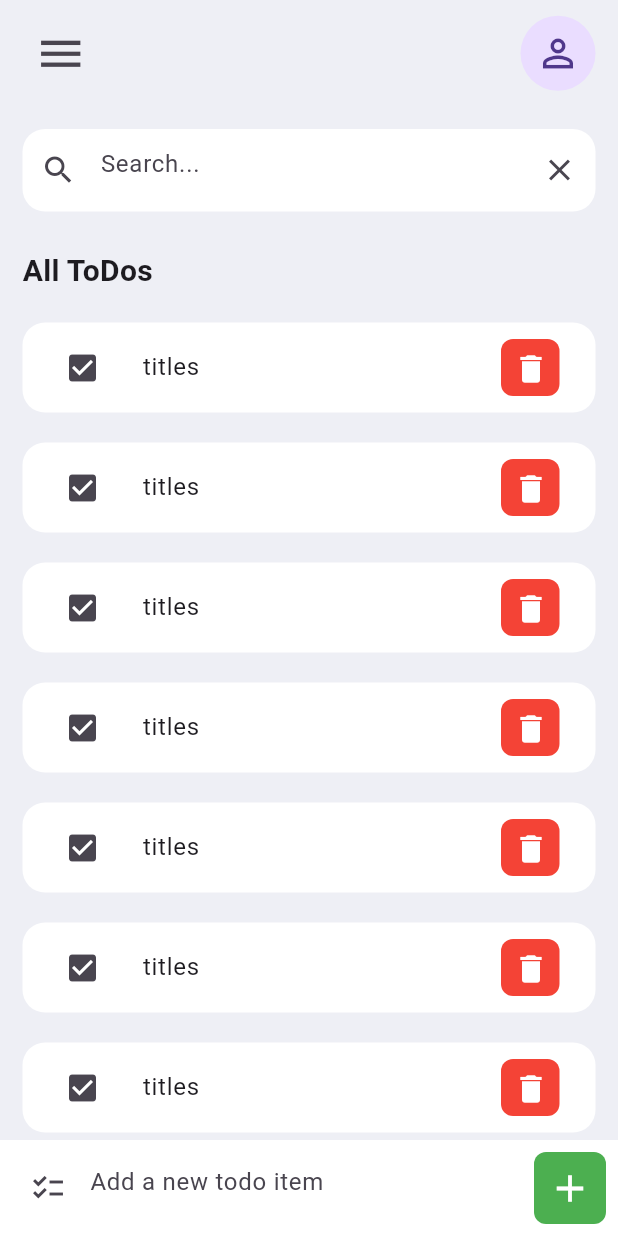
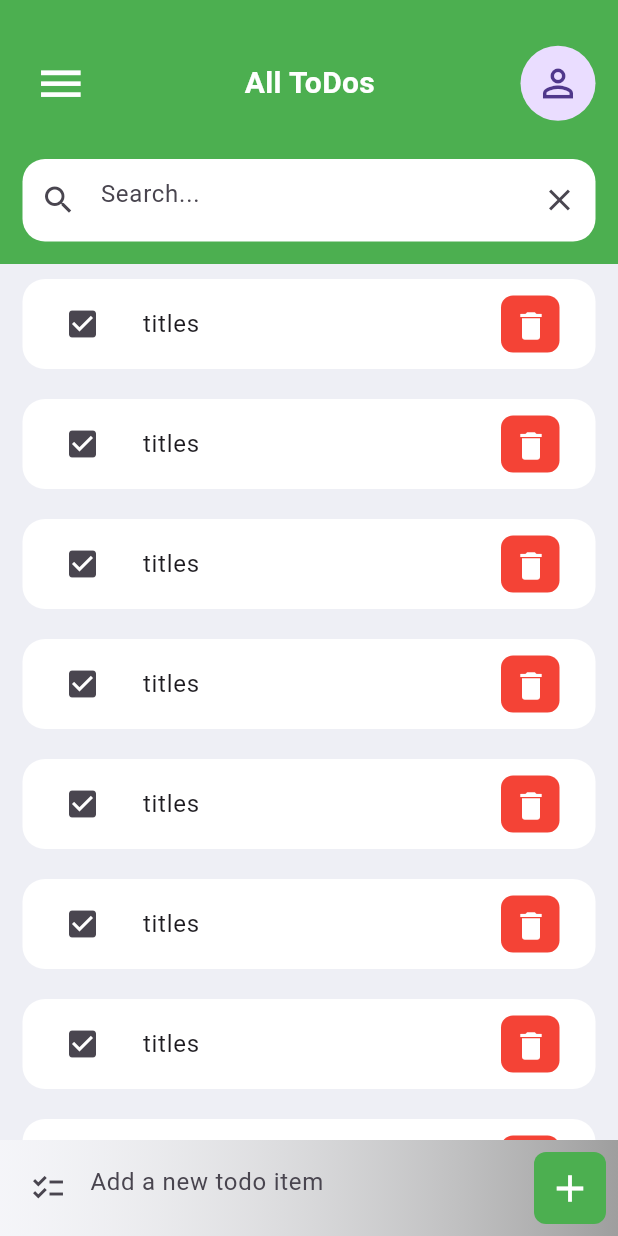
Before and after one commit to safvansafvan/Todo-app, a Flutter app: the screen it shows after launch, on a phone screen of 412 x 824 dp. Run offline on Flutter 3.47's test engine with Material 2 defaults, Android fonts, the phone set to English and light mode, and no system bars.

Commit message:
ui overall completed

```diff
--- /dev/null
+++ b/lib/constent/height.dart
@@ -0,0 +1,4 @@
+import 'package:flutter/material.dart';
+
+const commonHeight = SizedBox(height: 20);
+const minHeight = SizedBox(height: 5);
--- a/lib/view/home.dart
+++ b/lib/view/home.dart
@@ -10,18 +10,10 @@ class HomeScreen extends StatelessWidget {
     ScrollController? scrollController;
     return Scaffold(
       backgroundColor: kbackground,
-      body: SafeArea(
-        child: Column(
+      body: Column(
         crossAxisAlignment: CrossAxisAlignment.start,
         children: [
           const AppBarHome(),
-            Container(
-              margin: const EdgeInsets.symmetric(horizontal: 15, vertical: 10),
-              child: const Text(
-                'All ToDos',
-                style: TextStyle(fontSize: 20, fontWeight: FontWeight.bold),
-              ),
-            ),
           Expanded(
             child: ListView.builder(
                 controller: scrollController,
@@ -33,8 +25,7 @@ class HomeScreen extends StatelessWidget {
                     margin: const EdgeInsets.symmetric(
                         horizontal: 15, vertical: 10),
                     decoration: BoxDecoration(
-                          color: kwhite,
-                          borderRadius: BorderRadius.circular(15)),
+                        color: kwhite, borderRadius: BorderRadius.circular(15)),
                     child: Center(
                       child: ListTile(
                         leading: IconButton(
@@ -62,7 +53,11 @@ class HomeScreen extends StatelessWidget {
           ),
           Container(
             padding: const EdgeInsets.all(8),
-              color: kwhite,
+            decoration: BoxDecoration(
+                gradient: LinearGradient(
+                    begin: Alignment.centerLeft,
+                    end: Alignment.centerRight,
+                    colors: [Colors.white.withAlpha(100), Colors.grey])),
             child: Row(
               children: [
                 const Expanded(
@@ -92,7 +87,6 @@ class HomeScreen extends StatelessWidget {
           )
         ],
       ),
-      ),
     );
   }
 }
--- a/lib/view/widgets/app_bar.dart
+++ b/lib/view/widgets/app_bar.dart
@@ -1,20 +1,36 @@
 import 'package:flutter/material.dart';
 import 'package:todo/constent/colors.dart';
+import 'package:todo/constent/height.dart';
 
 class AppBarHome extends StatelessWidget {
   const AppBarHome({super.key});
 
   @override
   Widget build(BuildContext context) {
-    return Column(
+    return ColoredBox(
+      color: Colors.green,
+      child: Column(
         children: [
+          commonHeight,
           Padding(
             padding: const EdgeInsets.symmetric(horizontal: 15.0, vertical: 10),
             child: Row(
               mainAxisAlignment: MainAxisAlignment.spaceBetween,
               children: [
                 IconButton(
-                  onPressed: () {}, icon: const Icon(Icons.menu, size: 35)),
+                    onPressed: () {},
+                    icon: const Icon(Icons.menu, size: 35, color: kwhite)),
+                Container(
+                  margin:
+                      const EdgeInsets.symmetric(horizontal: 15, vertical: 10),
+                  child: const Text(
+                    'All ToDos',
+                    style: TextStyle(
+                        fontSize: 20,
+                        fontWeight: FontWeight.w600,
+                        color: kwhite),
+                  ),
+                ),
                 const CircleAvatar(
                   radius: 25,
                   child: Icon(Icons.person_outline, size: 30),
@@ -38,13 +54,15 @@ class AppBarHome extends StatelessWidget {
                         onPressed: () {}, icon: const Icon(Icons.close)),
                     focusedBorder: InputBorder.none,
                     enabledBorder: InputBorder.none,
-                  border: const OutlineInputBorder(borderSide: BorderSide.none),
+                    border:
+                        const OutlineInputBorder(borderSide: BorderSide.none),
                   ),
                 ),
               ),
             ),
           ),
         ],
+      ),
     );
   }
 }
```
Lines whose indentation alone changed are shown as unchanged.
